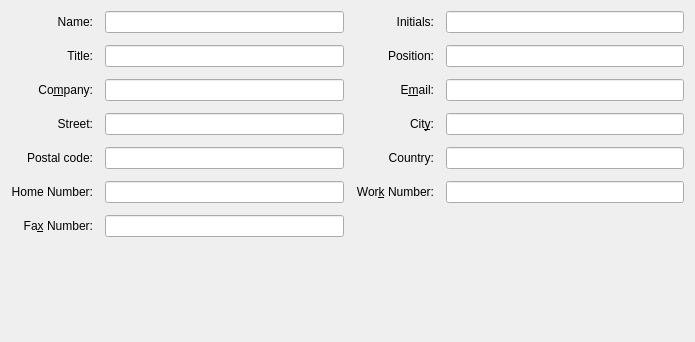
KDE/krita, file libs/widgets/KoConfigAuthorPage.ui: the form before one commit.
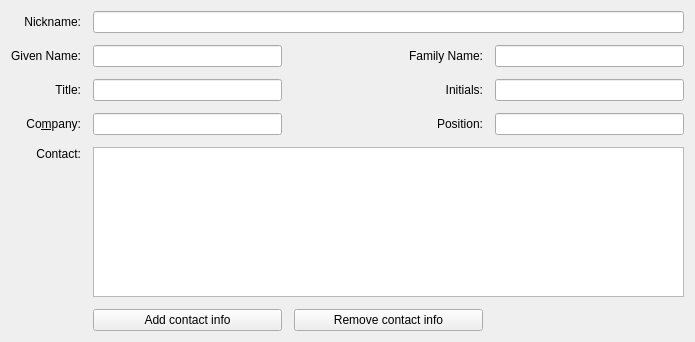
The form after the commit.

Commit message:
Overhaul Author Profile handling.
This does a few things:
1. It reworks author profiles so they are more "independant artist in the internet age"-friendly, by adding
things like multiple possible contacts, home page contact, suggestions for the author role and changing the
full name section to "nick name".
2. It removes the automated KUser default author profile to avoid leaking.
3. It puts the author info into  new resources folder, named "authorinfo". This way, this information does
not get deleted when deleting the kritarc file.

CCMAIL:Kimageshop@kde.org

```diff
--- a/libs/widgets/KoConfigAuthorPage.ui
+++ b/libs/widgets/KoConfigAuthorPage.ui
@@ -11,15 +11,41 @@
    </rect>
   </property>
   <layout class="QGridLayout" name="gridLayout_2">
+   <item row="2" column="0">
+    <spacer>
+     <property name="orientation">
+      <enum>Qt::Vertical</enum>
+     </property>
+     <property name="sizeHint" stdset="0">
+      <size>
+       <width>20</width>
+       <height>0</height>
+      </size>
+     </property>
+    </spacer>
+   </item>
    <item row="0" column="0">
     <layout class="QGridLayout" name="gridLayout">
      <property name="spacing">
       <number>12</number>
      </property>
-     <item row="5" column="2">
-      <widget class="QLabel" name="lblPhoneWork">
+     <item row="2" column="3">
+      <widget class="QLineEdit" name="leInitials">
+       <property name="sizePolicy">
+        <sizepolicy hsizetype="Expanding" vsizetype="Fixed">
+         <horstretch>1</horstretch>
+         <verstretch>0</verstretch>
+        </sizepolicy>
+       </property>
+      </widget>
+     </item>
+     <item row="3" column="1">
+      <widget class="QLineEdit" name="leCompany"/>
+     </item>
+     <item row="2" column="2">
+      <widget class="QLabel" name="lblInitialsDesc">
        <property name="text">
-        <string>Wor&amp;k Number:</string>
+        <string>Initials:</string>
        </property>
        <property name="alignment">
         <set>Qt::AlignRight|Qt::AlignTrailing|Qt::AlignVCenter</set>
@@ -29,7 +55,49 @@
        </property>
       </widget>
      </item>
+     <item row="3" column="2">
+      <widget class="QLabel" name="lblPositionDesc">
+       <property name="text">
+        <string>Position:</string>
+       </property>
+       <property name="alignment">
+        <set>Qt::AlignRight|Qt::AlignTrailing|Qt::AlignVCenter</set>
+       </property>
+       <property name="buddy">
+        <cstring>lePosition</cstring>
+       </property>
+      </widget>
+     </item>
+     <item row="1" column="3">
+      <widget class="QLineEdit" name="leLastName"/>
+     </item>
+     <item row="1" column="1">
+      <widget class="QLineEdit" name="leFirstName"/>
+     </item>
      <item row="1" column="0">
+      <widget class="QLabel" name="lblFirst">
+       <property name="text">
+        <string>Given Name:</string>
+       </property>
+       <property name="alignment">
+        <set>Qt::AlignRight|Qt::AlignTrailing|Qt::AlignVCenter</set>
+       </property>
+      </widget>
+     </item>
+     <item row="3" column="3">
+      <widget class="QLineEdit" name="lePosition"/>
+     </item>
+     <item row="0" column="1" colspan="3">
+      <widget class="QLineEdit" name="leNickName">
+       <property name="sizePolicy">
+        <sizepolicy hsizetype="Expanding" vsizetype="Fixed">
+         <horstretch>1</horstretch>
+         <verstretch>0</verstretch>
+        </sizepolicy>
+       </property>
+      </widget>
+     </item>
+     <item row="2" column="0">
       <widget class="QLabel" name="lblTitleDesc">
        <property name="text">
         <string>Title:</string>
@@ -42,81 +110,20 @@
        </property>
       </widget>
      </item>
-     <item row="1" column="1">
+     <item row="2" column="1">
       <widget class="QLineEdit" name="leTitle"/>
      </item>
-     <item row="5" column="1">
-      <widget class="QLineEdit" name="lePhoneHome"/>
-     </item>
-     <item row="1" column="3">
-      <widget class="QLineEdit" name="lePosition"/>
-     </item>
-     <item row="4" column="0">
-      <widget class="QLabel" name="lblPostalDesc">
-       <property name="text">
-        <string>Postal code:</string>
-       </property>
-       <property name="alignment">
-        <set>Qt::AlignRight|Qt::AlignTrailing|Qt::AlignVCenter</set>
-       </property>
-       <property name="buddy">
-        <cstring>lePostal</cstring>
-       </property>
-      </widget>
-     </item>
-     <item row="4" column="3">
-      <widget class="QLineEdit" name="leCountry"/>
-     </item>
-     <item row="2" column="3">
-      <widget class="QLineEdit" name="leEmail"/>
-     </item>
-     <item row="4" column="2">
-      <widget class="QLabel" name="lblCountryDesc">
-       <property name="text">
-        <string>Country:</string>
-       </property>
-       <property name="alignment">
-        <set>Qt::AlignRight|Qt::AlignTrailing|Qt::AlignVCenter</set>
-       </property>
-       <property name="buddy">
-        <cstring>leCountry</cstring>
-       </property>
-      </widget>
-     </item>
      <item row="0" column="0">
       <widget class="QLabel" name="fullNameLabel">
        <property name="text">
-        <string>Name:</string>
+        <string>Nickname:</string>
        </property>
        <property name="alignment">
         <set>Qt::AlignRight|Qt::AlignTrailing|Qt::AlignVCenter</set>
        </property>
       </widget>
      </item>
-     <item row="0" column="1">
-      <widget class="QLineEdit" name="leFullName">
-       <property name="sizePolicy">
-        <sizepolicy hsizetype="Expanding" vsizetype="Fixed">
-         <horstretch>1</horstretch>
-         <verstretch>0</verstretch>
-        </sizepolicy>
-       </property>
-      </widget>
-     </item>
-     <item row="4" column="1">
-      <widget class="QLineEdit" name="lePostal"/>
-     </item>
-     <item row="0" column="3">
-      <widget class="QLineEdit" name="leInitials">
-       <property name="sizePolicy">
-        <sizepolicy hsizetype="Expanding" vsizetype="Fixed">
-         <horstretch>1</horstretch>
-         <verstretch>0</verstretch>
-        </sizepolicy>
-       </property>
-      </widget>
-     </item>
-     <item row="2" column="0">
+     <item row="3" column="0">
       <widget class="QLabel" name="lblCompanyDesc">
        <property name="text">
         <string>Co&amp;mpany:</string>
@@ -129,55 +136,10 @@
        </property>
       </widget>
      </item>
-     <item row="3" column="0">
-      <widget class="QLabel" name="lblStreetDesc">
-       <property name="text">
-        <string>Street:</string>
-       </property>
-       <property name="alignment">
-        <set>Qt::AlignRight|Qt::AlignTrailing|Qt::AlignVCenter</set>
-       </property>
-       <property name="buddy">
-        <cstring>leStreet</cstring>
-       </property>
-      </widget>
-     </item>
-     <item row="5" column="0">
-      <widget class="QLabel" name="lblPhoneHome">
-       <property name="text">
-        <string>Home Number:</string>
-       </property>
-       <property name="alignment">
-        <set>Qt::AlignRight|Qt::AlignTrailing|Qt::AlignVCenter</set>
-       </property>
-       <property name="buddy">
-        <cstring>lePhoneHome</cstring>
-       </property>
-      </widget>
-     </item>
-     <item row="2" column="1">
-      <widget class="QLineEdit" name="leCompany"/>
-     </item>
-     <item row="0" column="2">
-      <widget class="QLabel" name="lblInitialsDesc">
-       <property name="text">
-        <string>Initials:</string>
-       </property>
-       <property name="alignment">
-        <set>Qt::AlignRight|Qt::AlignTrailing|Qt::AlignVCenter</set>
-       </property>
-       <property name="buddy">
-        <cstring>leInitials</cstring>
-       </property>
-      </widget>
-     </item>
-     <item row="5" column="3">
-      <widget class="QLineEdit" name="lePhoneWork"/>
-     </item>
      <item row="1" column="2">
-      <widget class="QLabel" name="lblPositionDesc">
+      <widget class="QLabel" name="LabelFamily">
        <property name="text">
-        <string>Position:</string>
+        <string>Family Name:</string>
        </property>
        <property name="alignment">
         <set>Qt::AlignRight|Qt::AlignTrailing|Qt::AlignVCenter</set>
@@ -187,69 +149,54 @@
        </property>
       </widget>
      </item>
-     <item row="3" column="3">
-      <widget class="QLineEdit" name="leCity"/>
-     </item>
-     <item row="2" column="2">
-      <widget class="QLabel" name="lblEmailDesc">
+     <item row="5" column="1">
+      <widget class="QPushButton" name="btnAdd">
        <property name="text">
-        <string>E&amp;mail:</string>
+        <string>Add contact info</string>
        </property>
-       <property name="alignment">
-        <set>Qt::AlignRight|Qt::AlignTrailing|Qt::AlignVCenter</set>
-       </property>
-       <property name="buddy">
-        <cstring>leEmail</cstring>
-       </property>
       </widget>
      </item>
-     <item row="3" column="2">
-      <widget class="QLabel" name="lblCityDesc">
+     <item row="5" column="2">
+      <widget class="QPushButton" name="btnRemove">
        <property name="text">
-        <string>Cit&amp;y:</string>
+        <string>Remove contact info</string>
        </property>
-       <property name="alignment">
-        <set>Qt::AlignRight|Qt::AlignTrailing|Qt::AlignVCenter</set>
-       </property>
-       <property name="buddy">
-        <cstring>leCity</cstring>
-       </property>
       </widget>
      </item>
-     <item row="3" column="1">
-      <widget class="QLineEdit" name="leStreet"/>
-     </item>
-     <item row="6" column="0">
-      <widget class="QLabel" name="lblFaxDesc">
+     <item row="4" column="0">
+      <widget class="QLabel" name="label">
        <property name="text">
-        <string>Fa&amp;x Number:</string>
+        <string>Contact:</string>
        </property>
        <property name="alignment">
-        <set>Qt::AlignRight|Qt::AlignTrailing|Qt::AlignVCenter</set>
+        <set>Qt::AlignRight|Qt::AlignTop|Qt::AlignTrailing</set>
        </property>
        <property name="buddy">
         <cstring>leFax</cstring>
        </property>
       </widget>
      </item>
-     <item row="6" column="1">
-      <widget class="QLineEdit" name="leFax"/>
+     <item row="4" column="1" colspan="3">
+      <widget class="QTableView" name="tblContactInfo">
+       <property name="dragDropOverwriteMode">
+        <bool>false</bool>
+       </property>
+       <property name="cornerButtonEnabled">
+        <bool>false</bool>
+       </property>
+       <attribute name="horizontalHeaderStretchLastSection">
+        <bool>true</bool>
+       </attribute>
+       <attribute name="verticalHeaderVisible">
+        <bool>false</bool>
+       </attribute>
+       <attribute name="verticalHeaderStretchLastSection">
+        <bool>false</bool>
+       </attribute>
+      </widget>
      </item>
     </layout>
    </item>
-   <item row="1" column="0">
-    <spacer>
-     <property name="orientation">
-      <enum>Qt::Vertical</enum>
-     </property>
-     <property name="sizeHint" stdset="0">
-      <size>
-       <width>20</width>
-       <height>0</height>
-      </size>
-     </property>
-    </spacer>
-   </item>
   </layout>
  </widget>
  <tabstops>
```
Left out of the diff: 27 changed lines with no effect on the pictures. The commit also changes 7 other files.
